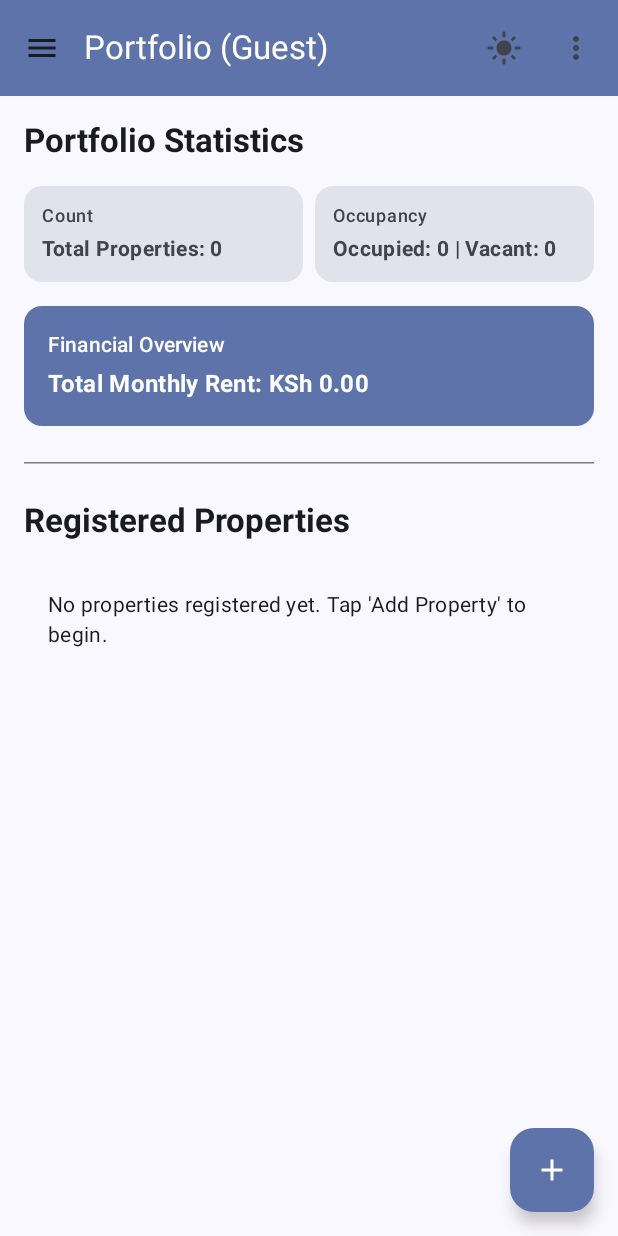
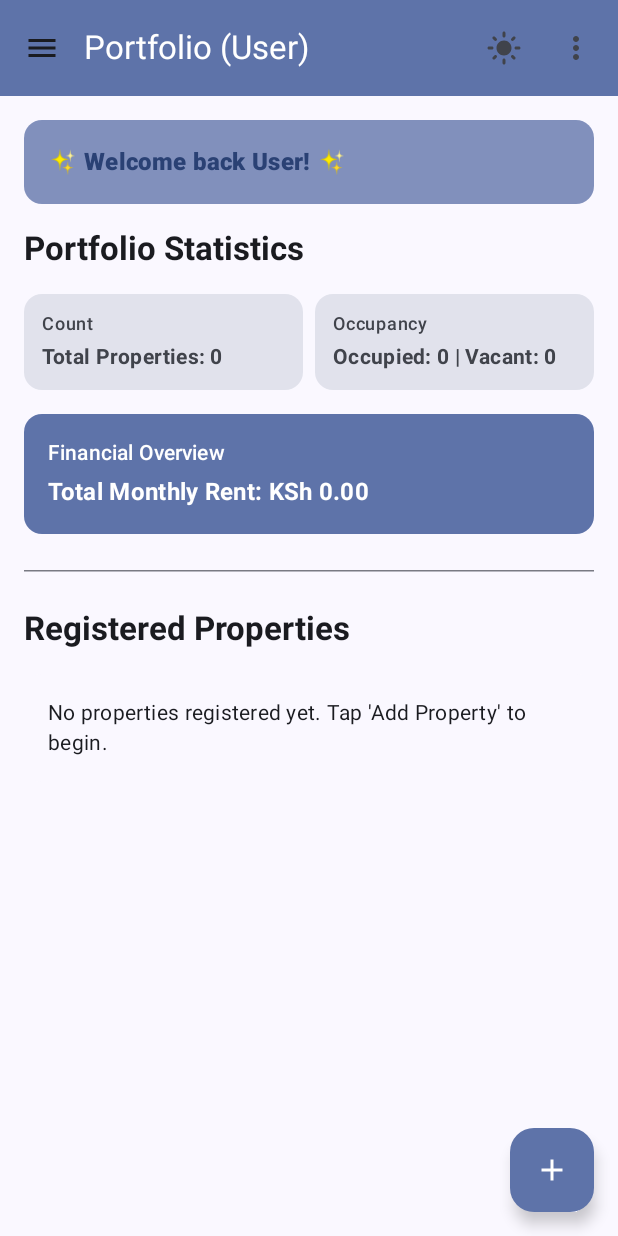
Before and after one commit to Davidrodges/Property-Mangement-Project, an Android app built with Jetpack Compose: the composable PropertyDashboardScreen called with empty values, on a phone screen of 412 x 824 dp. Run offline under Robolectric (Android 15) with nearby library versions, the phone set to English and light mode, and no system bars; our stand-ins replace Room's generated code, livedata-compose.

Commit message:
Feature: Add first name extraction and glowing welcome back banner with 30s auto-dismiss

```diff
--- a/app/src/main/java/com/example/propertymanagementsystem/MainActivity.kt
+++ b/app/src/main/java/com/example/propertymanagementsystem/MainActivity.kt
@@ -7,6 +7,9 @@ import android.os.Bundle
 import androidx.activity.ComponentActivity
 import androidx.activity.compose.setContent
 import androidx.activity.enableEdgeToEdge
+import androidx.compose.animation.AnimatedVisibility
+import androidx.compose.animation.core.*
+import androidx.compose.animation.fadeOut
 import androidx.compose.foundation.isSystemInDarkTheme
 import androidx.compose.foundation.layout.*
 import androidx.compose.foundation.rememberScrollState
@@ -29,6 +32,7 @@ import androidx.lifecycle.viewmodel.compose.viewModel
 import com.example.propertymanagementsystem.data.model.Property
 import com.example.propertymanagementsystem.ui.theme.PropertyManagementSystemTheme
 import com.example.propertymanagementsystem.ui.viewmodel.PropertyViewModel
+import kotlinx.coroutines.delay
 import kotlinx.coroutines.launch
 import java.text.SimpleDateFormat
 import java.util.Date
@@ -61,6 +65,7 @@ class MainActivity : ComponentActivity() {
             ) {
                 var isLoggedIn by remember { mutableStateOf(false) }
                 var loggedInUserEmail by remember { mutableStateOf("") }
+                var isNewUserLogin by remember { mutableStateOf(false) }
 
                 Scaffold(modifier = Modifier.fillMaxSize()) { innerPadding ->
                     if (!isLoggedIn) {
@@ -70,8 +75,9 @@ class MainActivity : ComponentActivity() {
                                 themeMode = newMode
                                 sharedPrefs.edit().putString("app_theme_mode", newMode).apply()
                             },
-                            onLoginSuccess = { email ->
+                            onLoginSuccess = { email, isNew ->
                                 loggedInUserEmail = email
+                                isNewUserLogin = isNew
                                 isLoggedIn = true
                             },
                             modifier = Modifier.padding(innerPadding)
@@ -79,6 +85,7 @@ class MainActivity : ComponentActivity() {
                     } else {
                         PropertyDashboardScreen(
                             userEmail = loggedInUserEmail,
+                            isNewUser = isNewUserLogin,
                             themeMode = themeMode,
                             onThemeModeChanged = { newMode ->
                                 themeMode = newMode
@@ -97,11 +104,21 @@ class MainActivity : ComponentActivity() {
     }
 }
 
+fun extractFirstName(email: String): String {
+    val username = email.substringBefore("@")
+    val rawName = username.split(".", "_", "-").firstOrNull().orEmpty()
+    return if (rawName.isNotEmpty()) {
+        rawName.replaceFirstChar { if (it.isLowerCase()) it.titlecase(Locale.getDefault()) else it.toString() }
+    } else {
+        "User"
+    }
+}
+
 @Composable
 fun LoginScreen(
     themeMode: String,
     onThemeModeChanged: (String) -> Unit,
-    onLoginSuccess: (String) -> Unit,
+    onLoginSuccess: (email: String, isNewUser: Boolean) -> Unit,
     modifier: Modifier = Modifier
 ) {
     var isRegistering by remember { mutableStateOf(false) }
@@ -287,10 +304,13 @@ fun LoginScreen(
                                 errorMessage = null
                                 isLoading = true
 
+                                val isReturning = sharedPrefs.getBoolean("is_returning_$trimmedEmail", false)
+
                                 if (isRegistering) {
                                     sharedPrefs.edit()
                                         .putString("reg_email_$trimmedEmail", trimmedEmail)
                                         .putString("reg_pass_$trimmedEmail", trimmedPassword)
+                                        .putBoolean("is_returning_$trimmedEmail", false)
                                         .apply()
                                     successMessage = "Account registered successfully! You can now sign in."
                                     isLoading = false
@@ -309,7 +329,9 @@ fun LoginScreen(
                                                 .putString("reg_pass_$trimmedEmail", trimmedPassword)
                                                 .apply()
                                         }
-                                        onLoginSuccess(trimmedEmail)
+                                        val isNew = !isReturning
+                                        sharedPrefs.edit().putBoolean("is_returning_$trimmedEmail", true).apply()
+                                        onLoginSuccess(trimmedEmail, isNew)
                                     }
                                 }
                             }
@@ -642,6 +664,7 @@ fun ForgotPasswordDialog(
 @Composable
 fun PropertyDashboardScreen(
     userEmail: String,
+    isNewUser: Boolean,
     themeMode: String,
     onThemeModeChanged: (String) -> Unit,
     onLogout: () -> Unit,
@@ -652,6 +675,7 @@ fun PropertyDashboardScreen(
         viewModel.setCurrentUser(userEmail)
     }
 
+    val firstName = remember(userEmail) { extractFirstName(userEmail) }
     val propertyCount by viewModel.propertyCountText.observeAsState("Total Properties: 0")
     val occupancySummary by viewModel.occupancySummaryText.observeAsState("Occupied: 0 | Vacant: 0")
     val totalRent by viewModel.totalMonthlyRentText.observeAsState("Total Monthly Rent: KSh 0.00")
@@ -663,6 +687,27 @@ fun PropertyDashboardScreen(
     var showThemeDialog by remember { mutableStateOf(false) }
     var propertyToEdit by remember { mutableStateOf<Property?>(null) }
     var showMenu by remember { mutableStateOf(false) }
+    var showWelcomeBanner by remember { mutableStateOf(true) }
+
+    // Disappear returning user welcome message after 30 seconds
+    if (!isNewUser) {
+        LaunchedEffect(Unit) {
+            delay(30000)
+            showWelcomeBanner = false
+        }
+    }
+
+    // Glowing animation for returning user welcome text
+    val infiniteTransition = rememberInfiniteTransition(label = "glowTransition")
+    val glowAlpha by infiniteTransition.animateFloat(
+        initialValue = 0.35f,
+        targetValue = 1.0f,
+        animationSpec = infiniteRepeatable(
+            animation = tween(1000, easing = LinearEasing),
+            repeatMode = RepeatMode.Reverse
+        ),
+        label = "glowAlpha"
+    )
 
     val drawerState = rememberDrawerState(initialValue = DrawerValue.Closed)
     val coroutineScope = rememberCoroutineScope()
@@ -686,7 +731,13 @@ fun PropertyDashboardScreen(
                         modifier = Modifier.padding(vertical = 12.dp)
                     )
                     Text(
-                        text = "User: $userEmail",
+                        text = "Welcome, $firstName",
+                        style = MaterialTheme.typography.bodyMedium,
+                        fontWeight = FontWeight.SemiBold,
+                        color = MaterialTheme.colorScheme.primary
+                    )
+                    Text(
+                        text = userEmail,
                         style = MaterialTheme.typography.bodySmall,
                         color = MaterialTheme.colorScheme.onSurfaceVariant
                     )
@@ -787,7 +838,7 @@ fun PropertyDashboardScreen(
         Scaffold(
             topBar = {
                 TopAppBar(
-                    title = { Text("Portfolio (${userEmail.ifEmpty { "Guest" }})") },
+                    title = { Text("Portfolio ($firstName)") },
                     navigationIcon = {
                         IconButton(onClick = { coroutineScope.launch { drawerState.open() } }) {
                             Icon(Icons.Default.Menu, contentDescription = "Open Navigation Menu")
@@ -812,7 +863,7 @@ fun PropertyDashboardScreen(
                             onDismissRequest = { showMenu = false }
                         ) {
                             DropdownMenuItem(
-                                text = { Text("Signed in as $userEmail") },
+                                text = { Text("Signed in as $firstName ($userEmail)") },
                                 onClick = { },
                                 enabled = false
                             )
@@ -875,6 +926,54 @@ fun PropertyDashboardScreen(
                     .padding(16.dp),
                 verticalArrangement = Arrangement.spacedBy(16.dp)
             ) {
+                // Animated Welcome Banner
+                AnimatedVisibility(
+                    visible = showWelcomeBanner,
+                    exit = fadeOut()
+                ) {
+                    if (isNewUser) {
+                        Card(
+                            colors = CardDefaults.cardColors(containerColor = MaterialTheme.colorScheme.tertiaryContainer),
+                            modifier = Modifier.fillMaxWidth()
+                        ) {
+                            Row(
+                                modifier = Modifier
+                                    .fillMaxWidth()
+                                    .padding(16.dp),
+                                verticalAlignment = Alignment.CenterVertically
+                            ) {
+                                Text(
+                                    text = "🎉 Welcome $firstName!",
+                                    style = MaterialTheme.typography.titleMedium,
+                                    fontWeight = FontWeight.Bold,
+                                    color = MaterialTheme.colorScheme.onTertiaryContainer
+                                )
+                            }
+                        }
+                    } else {
+                        Card(
+                            colors = CardDefaults.cardColors(
+                                containerColor = MaterialTheme.colorScheme.primaryContainer.copy(alpha = glowAlpha)
+                            ),
+                            modifier = Modifier.fillMaxWidth()
+                        ) {
+                            Row(
+                                modifier = Modifier
+                                    .fillMaxWidth()
+                                    .padding(16.dp),
+                                verticalAlignment = Alignment.CenterVertically
+                            ) {
+                                Text(
+                                    text = "✨ Welcome back $firstName! ✨",
+                                    style = MaterialTheme.typography.titleMedium,
+                                    fontWeight = FontWeight.ExtraBold,
+                                    color = MaterialTheme.colorScheme.primary
+                                )
+                            }
+                        }
+                    }
+                }
+
                 Text(
                     text = "Portfolio Statistics",
                     style = MaterialTheme.typography.titleLarge,
```
